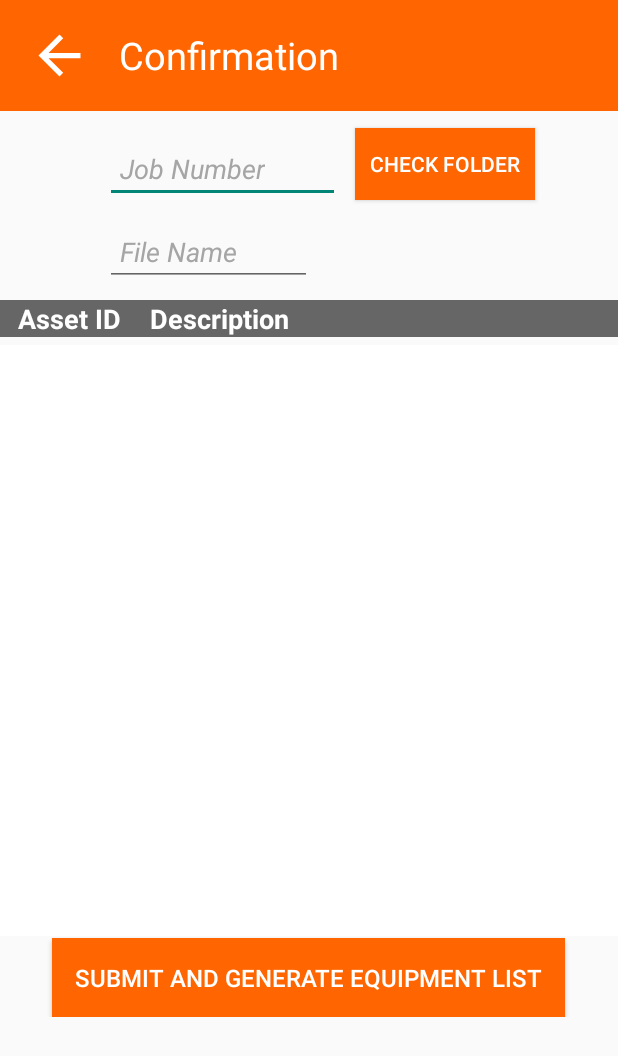
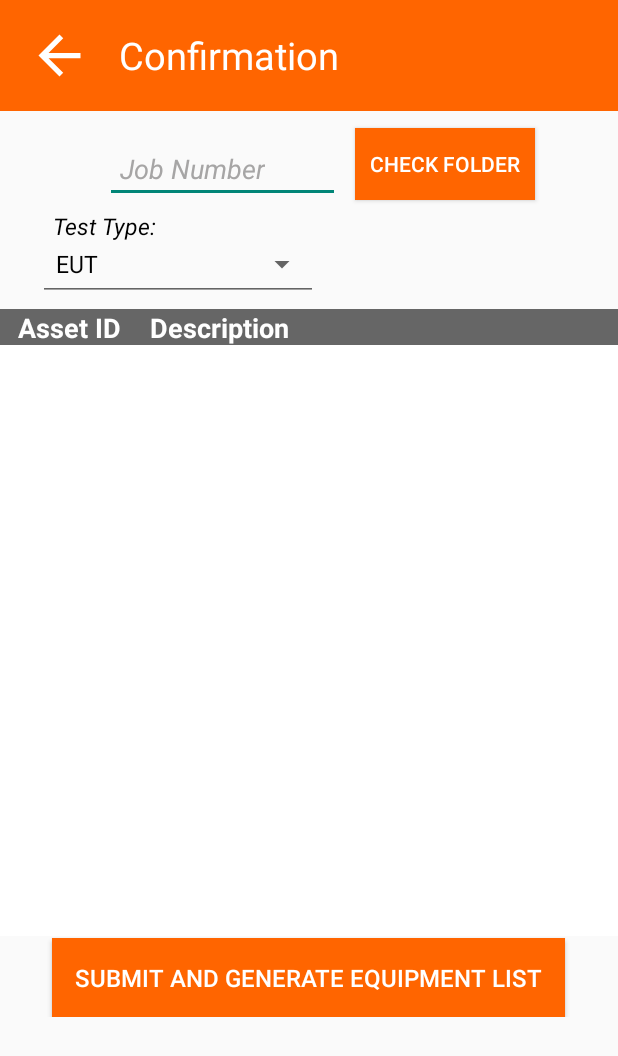
Before and after one commit to JaggerBurke/KeyScan, an Android app: the ConfirmActivity screen opened directly, with no data from a screen before it, on a phone screen of 412 x 824 dp. Shown: the top 1056 px of the screen. Run offline under Robolectric (Android 15) with nearby library versions, the phone set to English and light mode, and no system bars; libraries missing offline, so code that uses them is left out: com.google.api.client, com.google.api.services; 3 statements that could not run were skipped.

Commit message:
Naming Convention Update

```diff
--- a/app/build.gradle
+++ b/app/build.gradle
@@ -10,8 +10,8 @@ android {
         applicationId "com.KCAssets.KeyScan"
         minSdk 24
         targetSdk 33
-        versionCode 3
-        versionName "1.2"
+        versionCode 4
+        versionName "1.3"
 
         testInstrumentationRunner "androidx.test.runner.AndroidJUnitRunner"
     }
--- a/app/src/main/java/com/KCAssets/KeyScan/ConfirmActivity.java
+++ b/app/src/main/java/com/KCAssets/KeyScan/ConfirmActivity.java
@@ -13,12 +13,15 @@ import android.util.Log;
 import android.view.MotionEvent;
 import android.view.View;
 import android.view.inputmethod.InputMethodManager;
+import android.widget.AdapterView;
+import android.widget.ArrayAdapter;
 import android.widget.Button;
 import android.widget.EditText;
 import android.widget.ImageView;
 import android.widget.ListView;
 import android.widget.ProgressBar;
 import android.widget.RelativeLayout;
+import android.widget.Spinner;
 import android.widget.TextView;
 import android.widget.Toast;
 import androidx.appcompat.app.AlertDialog;
@@ -37,6 +40,8 @@ import com.google.api.services.sheets.v4.Sheets;
 import com.google.api.services.sheets.v4.model.Spreadsheet;
 import com.google.api.services.sheets.v4.model.SpreadsheetProperties;
 import com.google.api.services.sheets.v4.model.ValueRange;
+
+import java.io.ByteArrayOutputStream;
 import java.io.IOException;
 import java.text.SimpleDateFormat;
 import java.util.ArrayList;
@@ -78,6 +83,10 @@ public class ConfirmActivity extends AppCompatActivity {
     private Drive driveService;
     String progressMessage;
     String toastMessage;
+    Spinner testSpin;
+    String[] typeArray;
+    String selectedTest;
+    String createdSpreadsheetId;
 
 
     /***********************************************************
@@ -107,6 +116,7 @@ public class ConfirmActivity extends AppCompatActivity {
         PastDue = getIntent().getStringArrayListExtra("PastDue");
         check = findViewById(R.id.check);
         folderBtn = findViewById(R.id.folderBtn);
+        testSpin = findViewById(R.id.testSpinner);
         updateListView(scannedIDs, Descriptions, PastDue);
 
         // Loading Popup Initialization
@@ -165,6 +175,7 @@ public class ConfirmActivity extends AppCompatActivity {
          * EditTexts
          **********************************************************/
         testType = findViewById(R.id.test);
+        testType.setVisibility(View.GONE);
         testType.addTextChangedListener(new TextWatcher() {
             @Override
             public void beforeTextChanged(CharSequence s, int start, int count, int after) {
@@ -268,10 +279,18 @@ public class ConfirmActivity extends AppCompatActivity {
                     builder.setPositiveButton("Yes", new DialogInterface.OnClickListener() {
                         @Override
                         public void onClick(DialogInterface dialog, int which) {
-                            if (folderName != null && testTypeValue != null) {
-                                createEquipmentList();
+                            if (folderName != null) {
+                                if (testType.getVisibility() == View.VISIBLE) {
+                                    if (testTypeValue != null) {
+                                        createEquipmentList();
+                                    } else {
+                                        Toast.makeText(ConfirmActivity.this, "Error: CUSTOM Test Type is Empty.", Toast.LENGTH_LONG).show();
+                                    }
+                                } else {
+                                    createEquipmentList();
+                                }
                             } else {
-                                Toast.makeText(ConfirmActivity.this, "Error: Job Number or File Name inputs are empty", Toast.LENGTH_LONG).show();
+                                Toast.makeText(ConfirmActivity.this, "Error: Job Number input is empty", Toast.LENGTH_LONG).show();
                             }
                         }
                     });
@@ -280,6 +299,30 @@ public class ConfirmActivity extends AppCompatActivity {
                 } else {
                     Toast.makeText(ConfirmActivity.this, "Error: Asset List is Empty", Toast.LENGTH_LONG).show();
                 }
+            }
+        });
+
+
+        /***********************************************************
+         * Spinner
+         **********************************************************/
+        typeArray = getResources().getStringArray(R.array.test_type);
+        ArrayAdapter<String> unitAdapter = new ArrayAdapter<>(this, android.R.layout.simple_spinner_dropdown_item, typeArray);
+        testSpin.setAdapter(unitAdapter);
+
+        testSpin.setOnItemSelectedListener(new AdapterView.OnItemSelectedListener() {
+            @Override
+            public void onItemSelected(AdapterView<?> adapterView, View view, int position, long l) {
+                selectedTest = testSpin.getSelectedItem().toString();
+                if (selectedTest.equals("CUSTOM")) {
+                    testType.setVisibility(View.VISIBLE);
+                } else {
+                    testType.setVisibility(View.GONE);
+                }
+            }
+            @Override
+            public void onNothingSelected(AdapterView<?> adapterView) {
+                // Do nothing
             }
         });
     }
@@ -329,6 +372,7 @@ public class ConfirmActivity extends AppCompatActivity {
         protected void onPreExecute() {
             super.onPreExecute();
             // Create the Google Sheets service
+            createdSpreadsheetId = null;
             sheetsService = createSheetsService();
         }
 
@@ -348,14 +392,6 @@ public class ConfirmActivity extends AppCompatActivity {
 
         @Override
         protected void onPostExecute(Void aVoid) {
-
-            // Dismiss the progress dialog
-            progressDialog.dismiss();
-
-            // Enable the submit button
-            submitBtn.setEnabled(true);
-
-            startActivity(new Intent(ConfirmActivity.this, FinishActivity.class));
         }
     }
 
@@ -484,19 +520,26 @@ public class ConfirmActivity extends AppCompatActivity {
                     // Create file metadata
                     File fileMetadata = new File();
                     fileMetadata.setParents(Collections.singletonList(folderId)); // Set the folder ID
-                    fileMetadata.setName(testTypeValue); // Set the file name
+
+                    if (testType.getVisibility() == View.VISIBLE) {
+                        fileMetadata.setName(testTypeValue + "_Equipment"); // Set the file name
+                    } else {
+                        fileMetadata.setName(selectedTest + "_Equipment"); // Set the file name
+                    }
+
                     fileMetadata.setMimeType("application/vnd.google-apps.spreadsheet");
 
                     // Create the file in Google Drive
                     File createdFile = driveService.files().create(fileMetadata).execute();
 
-                    String createdSpreadsheetId = createdFile.getId();
+                    createdSpreadsheetId = createdFile.getId();
 
                     // Perform the write operation using the Google Sheets API
                     sheetsService.spreadsheets().values()
                             .update(createdSpreadsheetId, "Sheet1!A1", valueRange)
                             .setValueInputOption("RAW")
                             .execute();
+
                 }
             } catch (IOException e) {
                 e.printStackTrace();
@@ -547,6 +590,7 @@ public class ConfirmActivity extends AppCompatActivity {
                         .append(spreadsheetId, appendRange, valueRange)
                         .setValueInputOption("RAW")
                         .execute();
+
             } catch (IOException e) {
                 e.printStackTrace();
             }
@@ -555,7 +599,18 @@ public class ConfirmActivity extends AppCompatActivity {
 
         @Override
         protected void onPostExecute(Void aVoid) {
-            // Update UI or perform any post-execution tasks
+            if (createdSpreadsheetId != null) {
+                // Dismiss the progress dialog
+                progressDialog.dismiss();
+
+                // Enable the submit button
+                submitBtn.setEnabled(true);
+
+                startActivity(new Intent(ConfirmActivity.this, FinishActivity.class));
+
+            } else {
+                Toast.makeText(ConfirmActivity.this, "Network Error", Toast.LENGTH_LONG).show();
+            }
         }
     }
 
--- a/app/src/main/res/layout/confirm_screen.xml
+++ b/app/src/main/res/layout/confirm_screen.xml
@@ -10,7 +10,7 @@
         android:layout_width="match_parent"
         android:layout_height="wrap_content"
         android:id="@+id/assetId"
-        android:layout_marginTop="200dp"
+        android:layout_marginTop="206dp"
         android:background="@color/KeyDark"
         android:gravity="center_vertical"
         android:paddingLeft="12dp"
@@ -23,7 +23,7 @@
         android:layout_width="match_parent"
         android:layout_height="wrap_content"
         android:layout_marginLeft="100dp"
-        android:layout_marginTop="200dp"
+        android:layout_marginTop="206dp"
         android:background="@color/KeyDark"
         android:gravity="center_vertical"
         android:text="Description"
@@ -75,13 +75,36 @@
         android:textColor="@color/white"
         android:textSize="14sp" />
 
+    <TextView
+        android:layout_width="wrap_content"
+        android:layout_height="wrap_content"
+        android:id="@+id/textType"
+        android:text="Test Type:"
+        android:layout_marginLeft="35dp"
+        android:layout_marginTop="140dp"
+        android:textSize="15sp"
+        android:textColor="@color/textColor"
+        android:textStyle="italic" />
+
+    <Spinner
+        android:id="@+id/testSpinner"
+        style="@android:style/Widget.Material.Spinner.Underlined"
+        android:layout_width="wrap_content"
+        android:layout_height="49dp"
+        android:layout_marginLeft="25dp"
+        android:layout_marginTop="151dp"
+        android:dropDownWidth="wrap_content"
+        android:dropDownSelector="@android:drawable/arrow_down_float"
+        android:entries="@array/test_type"
+        android:spinnerMode="dropdown" />
+
     <EditText
         android:id="@+id/test"
         android:layout_width="wrap_content"
         android:layout_height="wrap_content"
-        android:layout_marginLeft="70dp"
-        android:layout_marginTop="145dp"
-        android:hint="File Name"
+        android:layout_marginLeft="210dp"
+        android:layout_marginTop="155dp"
+        android:hint="CUSTOM TEST"
         android:paddingRight="50dp"
         android:paddingLeft="10dp"
         android:textColorHint="#A6A5A5"
--- a/app/src/main/res/values/arrays.xml
+++ b/app/src/main/res/values/arrays.xml
@@ -4,13 +4,20 @@
     /***********************************************************
     * Spinners
     **********************************************************/
-    <string-array name="item_options">
+    <string-array name="test_type">
+        <item>EUT</item>
+        <item>CE</item>
         <item>RE</item>
+        <item>HARM_FLICK</item>
+        <item>ESD</item>
         <item>RI</item>
-        <item>CE</item>
+        <item>EFT</item>
+        <item>SURGE</item>
         <item>CI</item>
-        <item>EFT</item>
-        <item>ESD</item>
+        <item>MAGFIELD</item>
+        <item>DIPS</item>
+        <item>PROXMAGFIELD</item>
+        <item>CUSTOM</item>
     </string-array>
 
     <string-array name="cal_options">
```
